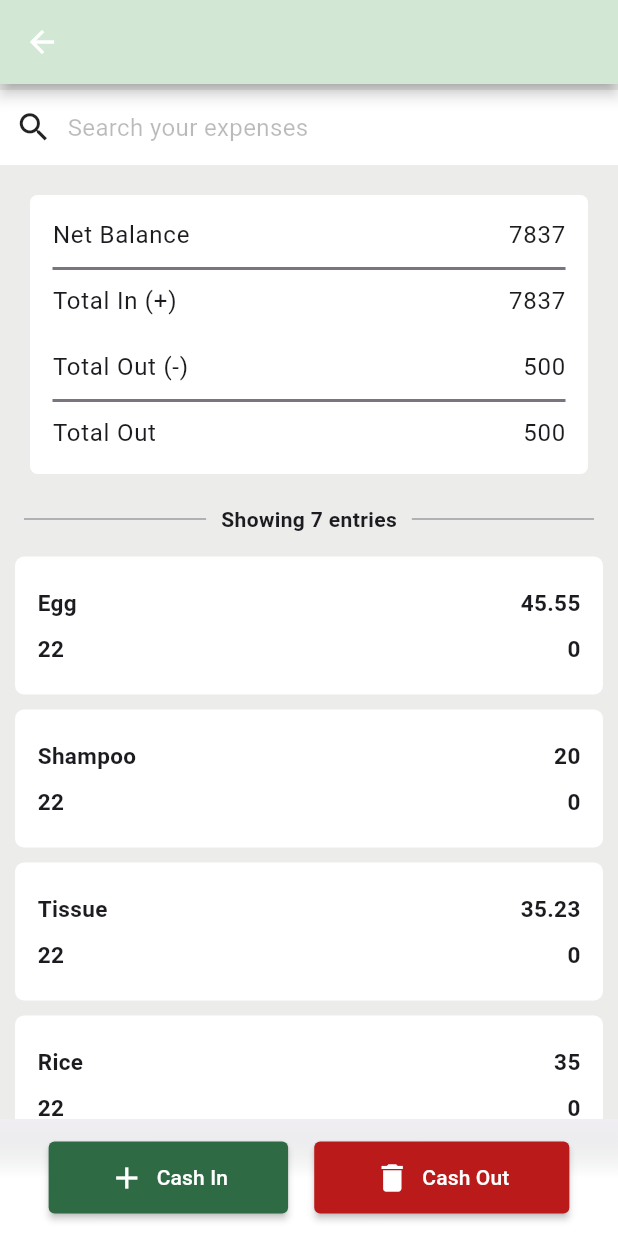
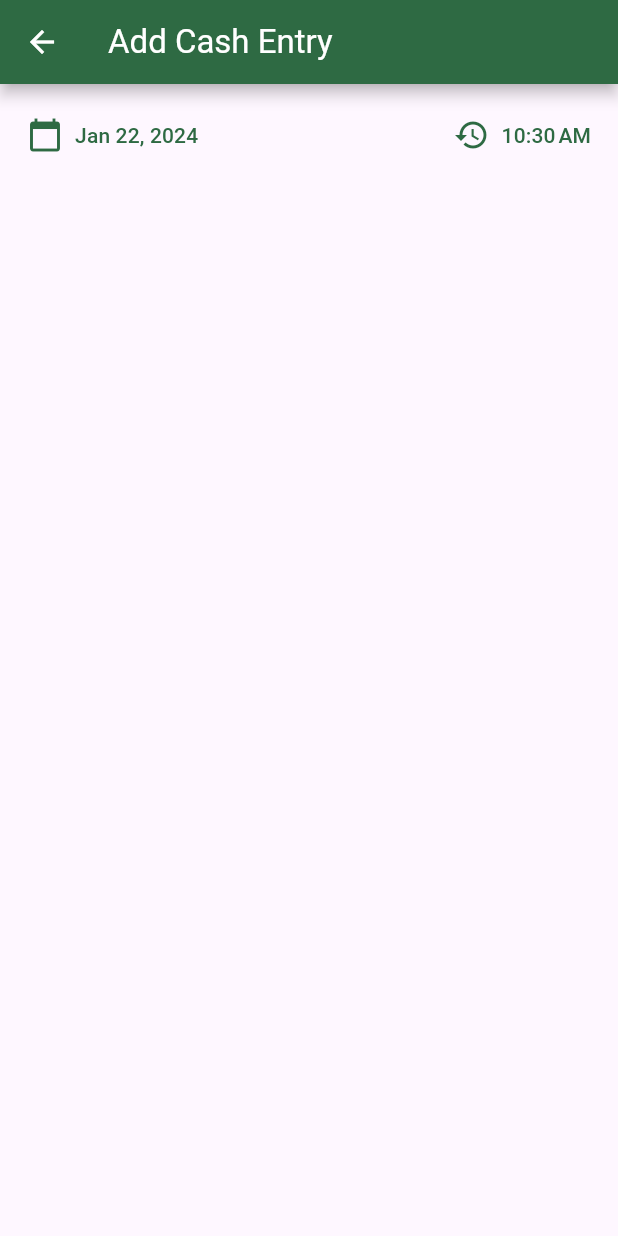
Before and after one commit to gxtanvir/daily_expenses, a Flutter app: the ExpensesScreen screen opened directly with empty values, after a tap on "Cash In", on a phone screen of 412 x 824 dp. Run offline on Flutter 3.47's test engine with Material 3 defaults, Android fonts, the phone set to English and light mode, and no system bars; our stand-ins replace cloud_firestore, firebase_auth, firebase_core, flutter_riverpod, sqflite; accounts and stored records are empty.

Commit message:
New Expernse

```diff
--- a/lib/models/expense.dart
+++ b/lib/models/expense.dart
@@ -1,9 +1,12 @@
 import 'package:uuid/uuid.dart';
+import 'package:intl/intl.dart';
 
+final dateFormatter = DateFormat.yMMMd();
+final timeFormatter = DateFormat.jm();
 var uid = Uuid();
 
 class Expense {
-   Expense({
+  Expense({
     required this.date,
     required this.time,
     required this.amount,
--- /dev/null
+++ b/lib/screens/add_expense.dart
@@ -0,0 +1,50 @@
+import 'package:flutter/material.dart';
+import 'package:daily_expense/models/expense.dart';
+
+class AddExpense extends StatefulWidget {
+  const AddExpense({super.key});
+
+  @override
+  State<AddExpense> createState() {
+    return _AddExpense();
+  }
+}
+
+class _AddExpense extends State<AddExpense> {
+  DateTime? _selectedDate = DateTime.now();
+  DateTime? _selectedTime = DateTime.now();
+  @override
+  Widget build(BuildContext context) {
+    return Scaffold(
+      appBar: AppBar(
+        title: Text('Add Cash Entry'),
+      ),
+      body: Padding(
+        padding: const EdgeInsets.fromLTRB(10, 10, 10, 0),
+        child: Column(
+          children: [
+            Row(
+              mainAxisAlignment: MainAxisAlignment.spaceBetween,
+              children: [
+                TextButton.icon(
+                  onPressed: () {},
+                  icon: const Icon(Icons.calendar_today),
+                  label: Text(
+                    dateFormatter.format(_selectedDate!),
+                  ),
+                ),
+                TextButton.icon(
+                  onPressed: () {},
+                  icon: const Icon(Icons.history),
+                  label: Text(
+                    timeFormatter.format(_selectedTime!),
+                  ),
+                ),
+              ],
+            )
+          ],
+        ),
+      ),
+    );
+  }
+}
--- a/lib/screens/auth.dart
+++ b/lib/screens/auth.dart
@@ -75,6 +75,7 @@ class _AuthSrceenState extends State<AuthScreen> {
         child: Center(
           child: SingleChildScrollView(
             child: Column(
+
               mainAxisSize: MainAxisSize.max,
               crossAxisAlignment: CrossAxisAlignment.center,
               children: [
--- a/lib/screens/expenses.dart
+++ b/lib/screens/expenses.dart
@@ -1,7 +1,8 @@
 import 'package:daily_expense/data/dummy.dart';
 import 'package:daily_expense/models/book.dart';
+import 'package:daily_expense/screens/add_expense.dart';
 import 'package:daily_expense/widgets/expense_card.dart';
-import 'package:daily_expense/widgets/expense_summery.dart';
+import 'package:daily_expense/widgets/expense_summary.dart';
 import 'package:flutter/material.dart';
 
 class ExpensesScreen extends StatelessWidget {
@@ -56,7 +57,7 @@ class ExpensesScreen extends StatelessWidget {
                 ),
               ),
             ),
-            const Summery(),
+            const summary(),
             Padding(
               padding: const EdgeInsets.symmetric(horizontal: 16),
               child: Row(
@@ -106,7 +107,10 @@ class ExpensesScreen extends StatelessWidget {
                 padding:
                     const EdgeInsets.symmetric(horizontal: 40, vertical: 12),
               ),
-              onPressed: () {},
+              onPressed: () {
+                Navigator.of(context)
+                    .push(MaterialPageRoute(builder: (ctx) => AddExpense()));
+              },
               icon: const Icon(Icons.add),
               label: const Text('Cash In'),
             ),
--- a/lib/widgets/expense_summery.dart
+++ b/lib/widgets/expense_summary.dart
@@ -1,7 +1,7 @@
 import 'package:flutter/material.dart';
 
-class Summery extends StatelessWidget {
-  const Summery({super.key});
+class summary extends StatelessWidget {
+  const summary({super.key});
 
   @override
   Widget build(BuildContext context) {
--- a/pubspec.yaml
+++ b/pubspec.yaml
@@ -44,6 +44,7 @@ dependencies:
   path: ^1.8.3
   path_provider: ^2.1.1
   sqflite: ^2.3.0
+  intl: ^0.19.0
 
 dev_dependencies:
   flutter_test:
```
Also changed, not shown: pubspec.lock.
